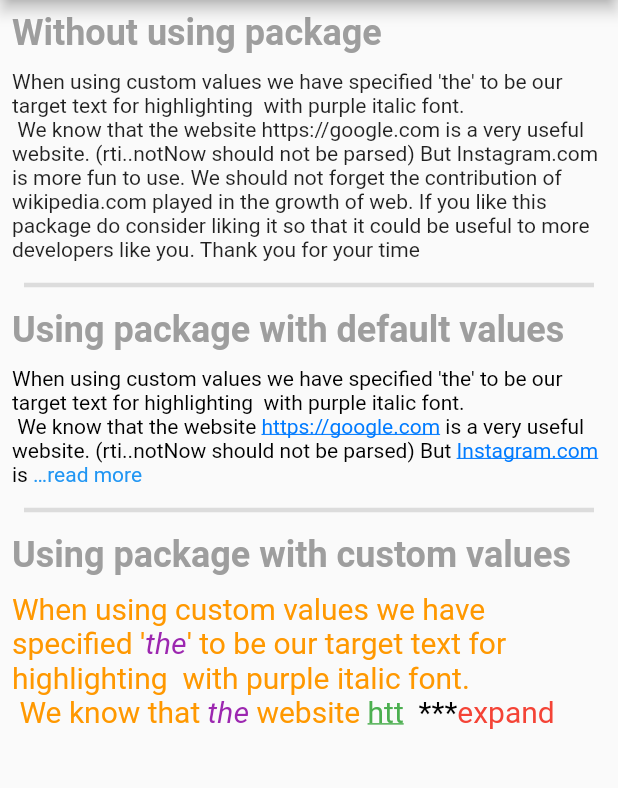
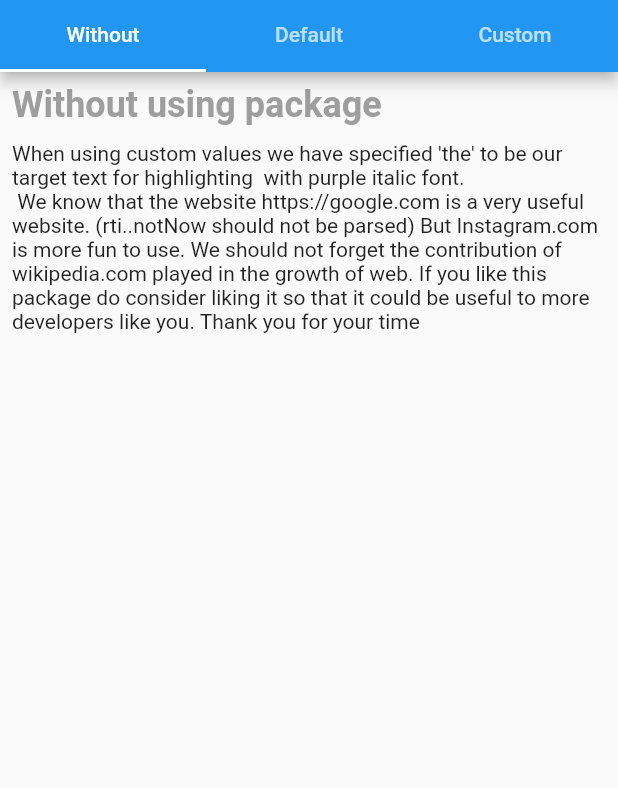
Before and after one commit to aashish2604/parsed_readmore, a Flutter app: the screen it shows after launch, on a phone screen of 412 x 824 dp, the part 84-872 px from its top. Run offline on Flutter 3.47's test engine with Material 2 defaults, Android fonts, the phone set to English and light mode, and no system bars.

Commit message:
updated the example

```diff
--- a/example/lib/main.dart
+++ b/example/lib/main.dart
@@ -30,19 +30,45 @@ class ParsedReadMoreDemo extends StatefulWidget {
 }
 
 class _ParsedReadMoreDemoState extends State<ParsedReadMoreDemo> {
-  final TextStyle textStyle = const TextStyle(fontSize: 20);
-  final TextStyle labelTextStyle = const TextStyle(
-      fontSize: 24, color: Colors.grey, fontWeight: FontWeight.bold);
-  static const String inputData =
-      "When using custom values we have specified 'the' to be our target text for highlighting  with purple italic font.\n We know that the website https://google.com is a very useful website. (rti..notNow should not be parsed) But Instagram.com is more fun to use. We should not forget the contribution of wikipedia.com played in the growth of web. If you like this package do consider liking it so that it could be useful to more developers like you. Thank you for your time";
   @override
   Widget build(BuildContext context) {
-    return Scaffold(
+    return DefaultTabController(
+      length: 3,
+      child: Scaffold(
           appBar: AppBar(
             title: const Text('Parsed Read More'),
+            bottom: const TabBar(tabs: [
+              Tab(
+                text: 'Without',
               ),
-      body: Padding(
-        padding: const EdgeInsets.all(8.0),
+              Tab(
+                text: 'Default',
+              ),
+              Tab(
+                text: 'Custom',
+              ),
+            ]),
+          ),
+          body: const TabBarView(children: [
+            WithoutPackage(),
+            DefaultValuesPackage(),
+            CustomValuesPackage(),
+          ])),
+    );
+  }
+}
+
+class WithoutPackage extends StatelessWidget {
+  const WithoutPackage({super.key});
+
+  @override
+  Widget build(BuildContext context) {
+    const TextStyle labelTextStyle = TextStyle(
+        fontSize: 24, color: Colors.grey, fontWeight: FontWeight.bold);
+    const String inputData =
+        "When using custom values we have specified 'the' to be our target text for highlighting  with purple italic font.\n We know that the website https://google.com is a very useful website. (rti..notNow should not be parsed) But Instagram.com is more fun to use. We should not forget the contribution of wikipedia.com played in the growth of web. If you like this package do consider liking it so that it could be useful to more developers like you. Thank you for your time";
+    return const Padding(
+      padding: EdgeInsets.all(8.0),
       child: SingleChildScrollView(
         child: Column(
           crossAxisAlignment: CrossAxisAlignment.start,
@@ -51,35 +77,66 @@ class _ParsedReadMoreDemoState extends State<ParsedReadMoreDemo> {
               "Without using package",
               style: labelTextStyle,
             ),
-              const SizedBox(
+            SizedBox(
               height: 10,
             ),
-              const Text(inputData),
-              const Padding(
-                padding: EdgeInsets.all(8.0),
-                child: Divider(
-                  thickness: 3,
+            Text(inputData),
+          ],
         ),
       ),
+    );
+  }
+}
 
+class DefaultValuesPackage extends StatelessWidget {
+  const DefaultValuesPackage({super.key});
+
+  @override
+  Widget build(BuildContext context) {
+    const TextStyle labelTextStyle = TextStyle(
+        fontSize: 24, color: Colors.grey, fontWeight: FontWeight.bold);
+    const String inputData =
+        "When using custom values we have specified 'the' to be our target text for highlighting  with purple italic font.\n We know that the website https://google.com is a very useful website. (rti..notNow should not be parsed) But Instagram.com is more fun to use. We should not forget the contribution of wikipedia.com played in the growth of web. If you like this package do consider liking it so that it could be useful to more developers like you. Thank you for your time";
+    return const Padding(
+      padding: EdgeInsets.all(8.0),
+      child: SingleChildScrollView(
+        child: Column(
+          crossAxisAlignment: CrossAxisAlignment.start,
+          children: [
             Text(
               "Using package with default values",
               style: labelTextStyle,
             ),
-              const SizedBox(
+            SizedBox(
               height: 10,
             ),
 
             //Package widget using only default values.
-              const ParsedReadMore(inputData),
-
-              const Padding(
-                padding: EdgeInsets.all(8.0),
-                child: Divider(
-                  thickness: 3,
+            ParsedReadMore(inputData),
+          ],
         ),
       ),
-              Text(
+    );
+  }
+}
+
+class CustomValuesPackage extends StatelessWidget {
+  const CustomValuesPackage({super.key});
+
+  @override
+  Widget build(BuildContext context) {
+    const TextStyle textStyle = TextStyle(fontSize: 20);
+    const TextStyle labelTextStyle = TextStyle(
+        fontSize: 24, color: Colors.grey, fontWeight: FontWeight.bold);
+    const String inputData =
+        "When using custom values we have specified 'the' to be our target text for highlighting  with purple italic font.\n We know that the website https://google.com is a very useful website. (rti..notNow should not be parsed) But Instagram.com is more fun to use. We should not forget the contribution of wikipedia.com played in the growth of web. If you like this package do consider liking it so that it could be useful to more developers like you. Thank you for your time";
+    return Padding(
+      padding: const EdgeInsets.all(8.0),
+      child: SingleChildScrollView(
+        child: Column(
+          crossAxisAlignment: CrossAxisAlignment.start,
+          children: [
+            const Text(
               'Using package with custom values',
               style: labelTextStyle,
             ),
@@ -116,7 +173,6 @@ class _ParsedReadMoreDemoState extends State<ParsedReadMoreDemo> {
           ],
         ),
       ),
-      ),
     );
   }
 }
```
Lines whose indentation alone changed are shown as unchanged.
